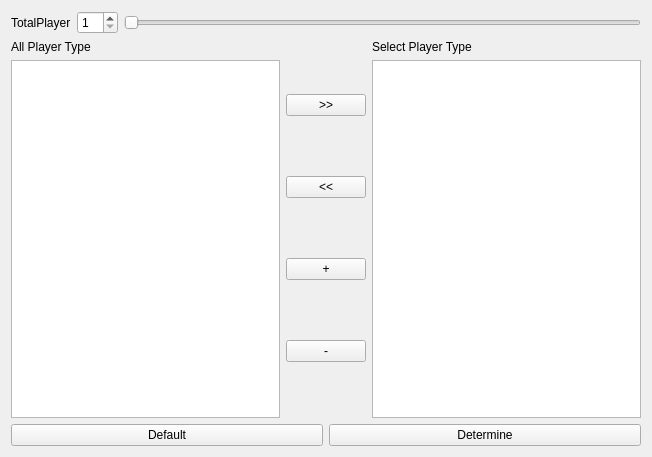
This is gui/game_set_form.ui in Remalloc/werewolf as Qt 5 draws it before an edit. The edited form follows.
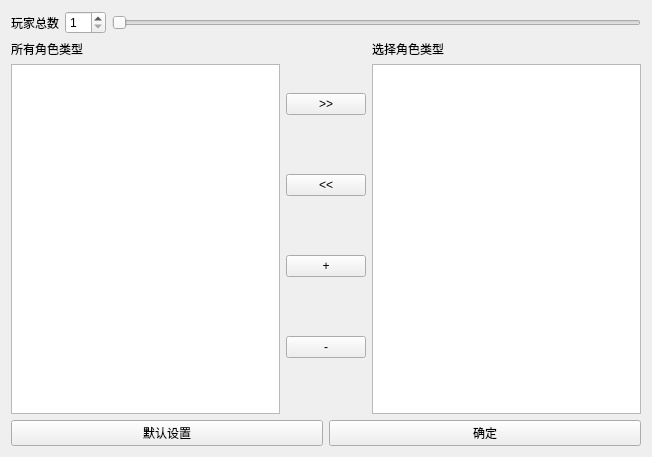
This is the edited form.

The edit to the form file:
```diff
--- a/gui/game_set_form.ui
+++ b/gui/game_set_form.ui
@@ -23,7 +23,7 @@
          <item>
           <widget class="QLabel" name="totalLabel">
            <property name="text">
-            <string>TotalPlayer</string>
+            <string>玩家总数</string>
            </property>
           </widget>
          </item>
@@ -59,7 +59,7 @@
            <item>
             <widget class="QLabel" name="listLabel">
              <property name="text">
-              <string>All Player Type</string>
+              <string>所有角色类型</string>
              </property>
             </widget>
            </item>
@@ -105,7 +105,7 @@
            <item>
             <widget class="QLabel" name="listLabel_2">
              <property name="text">
-              <string>Select Player Type</string>
+              <string>选择角色类型</string>
              </property>
             </widget>
            </item>
@@ -121,14 +121,14 @@
          <item>
           <widget class="QPushButton" name="defaultButton">
            <property name="text">
-            <string>Default</string>
+            <string>默认设置</string>
            </property>
           </widget>
          </item>
          <item>
           <widget class="QPushButton" name="determineButton">
            <property name="text">
-            <string>Determine</string>
+            <string>确定</string>
            </property>
           </widget>
          </item>
```
